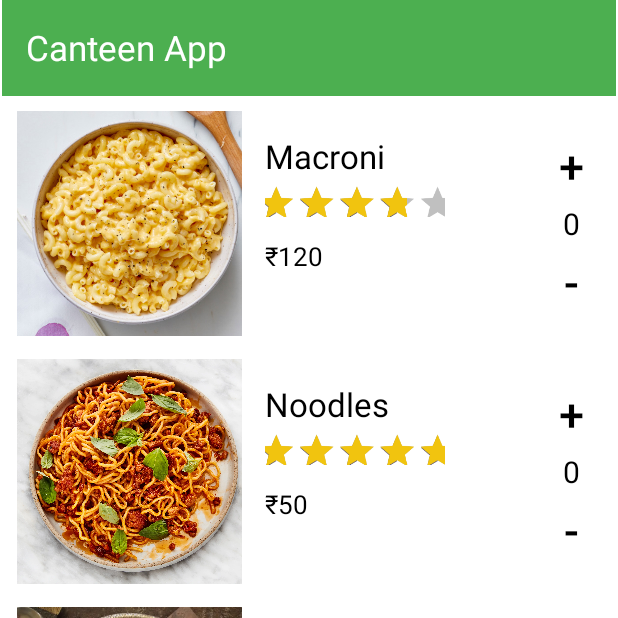
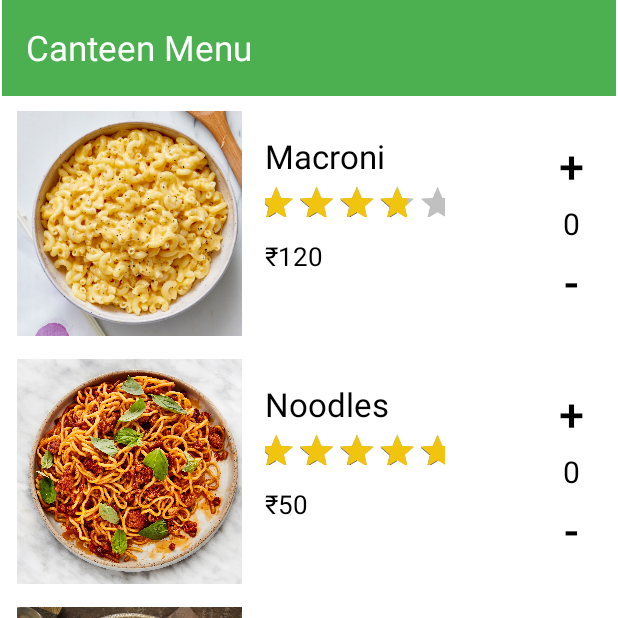
Before and after one commit to Roopesh2/Canteen-Menu, an Android app: the screen it shows after launch (MainActivity), on a phone screen of 412 x 824 dp, the top half of it. Run offline under Robolectric (Android 15) with nearby library versions, the phone set to English and light mode, and no system bars.

Commit message:
changed titel

```diff
--- a/app/src/main/res/layout/activity_main.xml
+++ b/app/src/main/res/layout/activity_main.xml
@@ -25,7 +25,7 @@
 		<TextView
 			android:layout_width="wrap_content"
 			android:layout_height="match_parent"
-			android:text="Canteen App"
+			android:text="Canteen Menu"
 			android:textColor="@color/white"
 			android:textSize="23sp"/>
 	</androidx.appcompat.widget.Toolbar>
```
